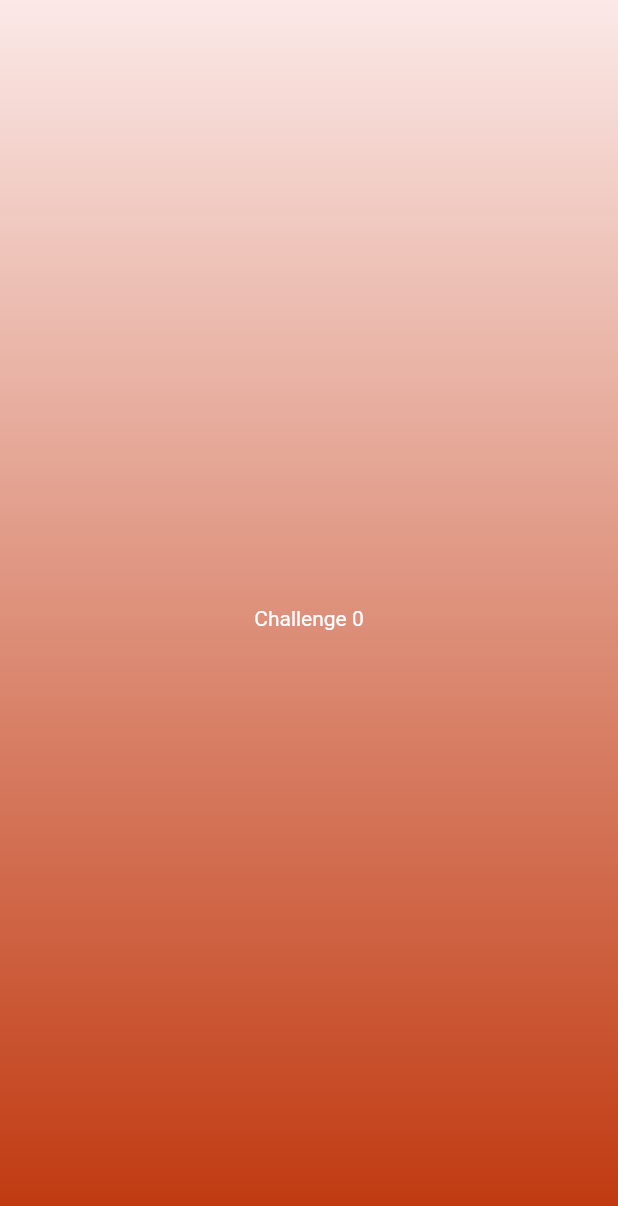
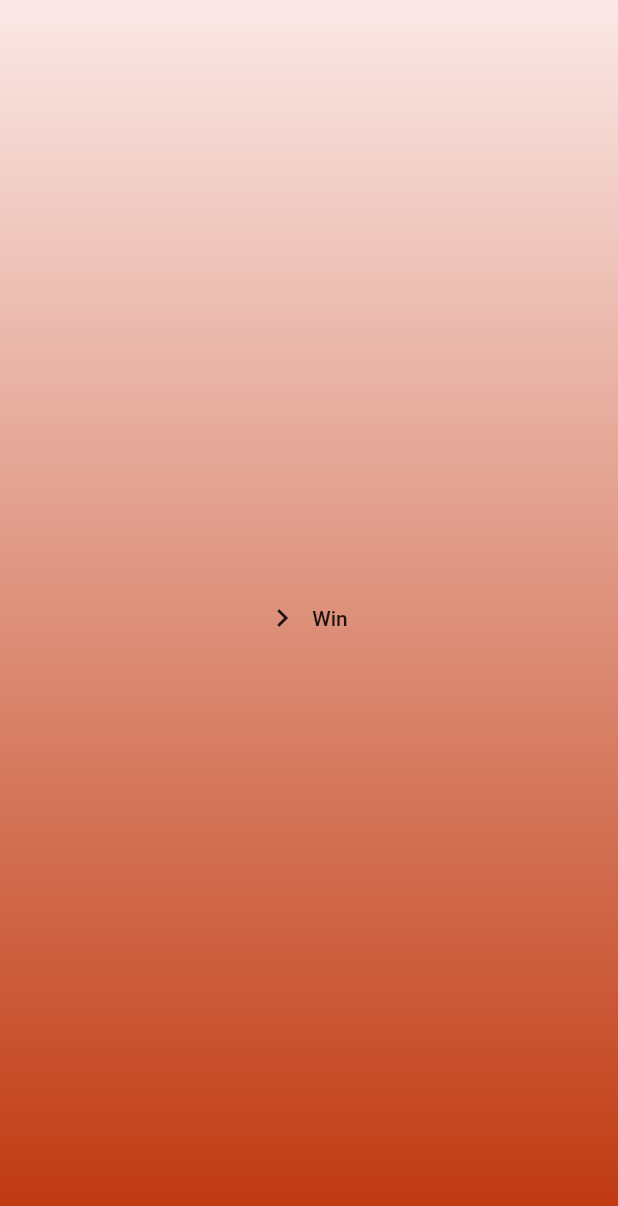
Before and after one commit to OliverCulleyDeLange/ctw_flutter, a Flutter app: the screen it shows after launch, after a tap on an icon or button, on a phone screen of 412 x 824 dp. Shown: the top 1206 px of the screen. Run offline on Flutter 3.47's test engine with Material 2 defaults, Android fonts, the phone set to English and light mode, and no system bars.

Commit message:
Button gesture based challenges

```diff
--- a/lib/challenges.dart
+++ b/lib/challenges.dart
@@ -1,7 +1,11 @@
-import 'package:ctw_flutter/screens/challenges/0.dart';
+import 'package:ctw_flutter/screens/challenges/gesture/button-double-tap.dart';
+import 'package:ctw_flutter/screens/challenges/gesture/button-simple.dart';
 import 'package:flutter/material.dart';
 
-var challenges = [Challenge(Challenge0())];
+var challenges = [
+  Challenge(SimpleButton()),
+  Challenge(Challenge1())
+];
 
 class Challenge {
   Widget view;
--- a/lib/router.dart
+++ b/lib/router.dart
@@ -6,7 +6,7 @@ Route<dynamic> generateRoute(RouteSettings settings) {
   // Numbered challenges
   var challengeNumber = int.parse(settings.name);
   if (challengeNumber != null) {
-    print("Challenge ${challengeNumber} chosen");
+    print("Challenge $challengeNumber chosen");
     return MaterialPageRoute(builder: (_) => challenges[challengeNumber].view);
   }
 
--- a/lib/screens/challenges/0.dart
+++ b/lib/screens/challenges/base-challenge.dart
@@ -1,17 +1,12 @@
 import 'package:ctw_flutter/theme.dart';
 import 'package:flutter/material.dart';
 
-class Challenge0 extends StatefulWidget {
-  @override
-  State<StatefulWidget> createState() => new Challenge0State();
-}
+class BaseChallenge extends StatelessWidget {
+  final Widget child;
 
-class Challenge0State extends State<Challenge0> {
-  @override
+  BaseChallenge({this.child});
+
   Widget build(BuildContext context) {
-    // Override status bar color to white (as bg is blue)
-//    SystemChrome.setSystemUIOverlayStyle(SystemUiOverlayStyle.light);
-
     return Scaffold(
         body: Container(
             alignment: Alignment.center,
@@ -28,6 +23,6 @@ class Challenge0State extends State<Challenge0> {
                 gradient1_2,
               ],
             )),
-            child: Text("Challenge 0")));
+            child: child));
   }
 }
--- /dev/null
+++ b/lib/screens/challenges/gesture/button-simple.dart
@@ -0,0 +1,15 @@
+import 'package:ctw_flutter/screens/challenges/base-challenge.dart';
+import 'package:flutter/material.dart';
+
+class SimpleButton extends StatelessWidget {
+  Widget build(BuildContext context) {
+    return BaseChallenge(
+        child: FlatButton.icon(
+            icon: Icon(Icons.chevron_right),
+            label: Text("Win"),
+            onPressed: () {
+              print("Simple button challenge won");
+              Navigator.pop(context, true);
+            }));
+  }
+}
--- a/lib/screens/home.dart
+++ b/lib/screens/home.dart
@@ -7,14 +7,12 @@ class Home extends StatelessWidget {
   @override
   Widget build(BuildContext context) {
     return GridView.count(
-        // Create a grid with 2 columns. If you change the scrollDirection to
-        // horizontal, this produces 2 rows.
-        crossAxisCount: 5,
-        // Generate 100 widgets that display their index in the List.
+        crossAxisCount: 4,
         children: List.generate(challenges.length, (index) {
           return InkWell(
-              onTap: () {
-                Navigator.pushNamed(context, "$index");
+              onTap: () async {
+                var won = await Navigator.pushNamed(context, "$index");
+                print("Challenge result: $won");
               },
               child: Card(
                 child: Text(
```
Also changed, not shown: lib/screens/challenges/gesture/button-double-tap.dart (added, +16 -0 lines), 1 other file.
